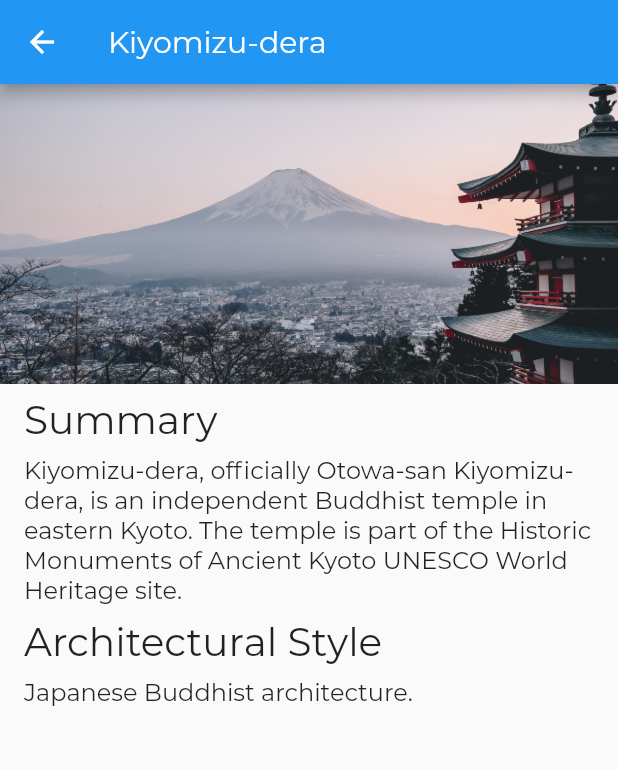
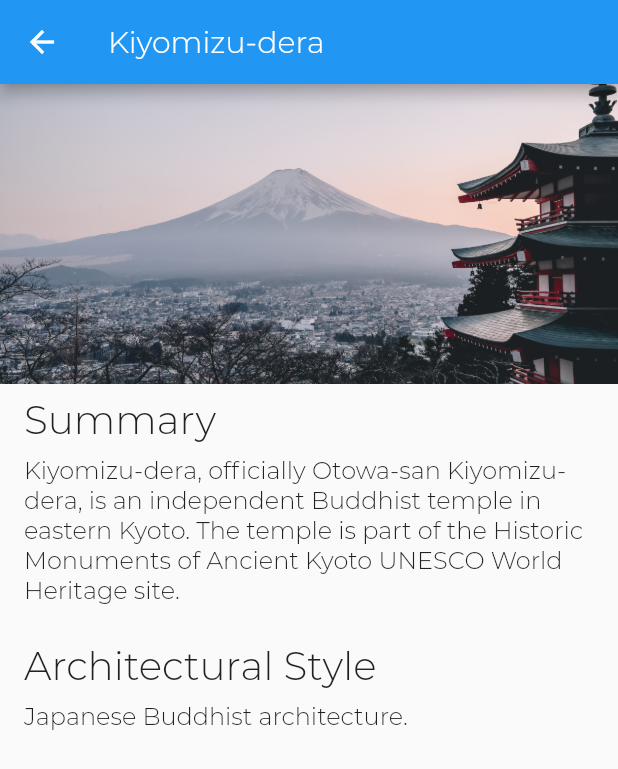
Before and after one commit to huynhtastic/tourism, a Flutter app: the screen it shows after launch, after a tap on "Hello", on a phone screen of 412 x 824 dp. Shown: the top 769 px of the screen. Run offline on Flutter 3.47's test engine with Material 2 defaults, Android fonts, the phone set to English and light mode, and no system bars.

Commit message:
Fix font

```diff
--- a/lib/screens/location/widgets/text_section.dart
+++ b/lib/screens/location/widgets/text_section.dart
@@ -5,6 +5,7 @@ class TextSection extends StatelessWidget {
   final String _body;
   static const double _hPad = 16.0;
   static const double _vPad = 8.0;
+  static const double _sectionSpacing = 16.0;
 
   TextSection(this._title, this._body);
 
@@ -19,7 +20,7 @@ class TextSection extends StatelessWidget {
           child: Text(_title, style: Theme.of(context).textTheme.headline6),
         ),
         Padding(
-          padding: EdgeInsets.symmetric(horizontal: _hPad),
+          padding: EdgeInsets.fromLTRB(_hPad, 0, _hPad, _sectionSpacing),
           child: Text(_body, style: Theme.of(context).textTheme.bodyText2),
         ),
       ],
```
Also changed, not shown: pubspec.yaml (+1 -6 lines), assets/fonts/Montserrat-Light.ttf (added).
